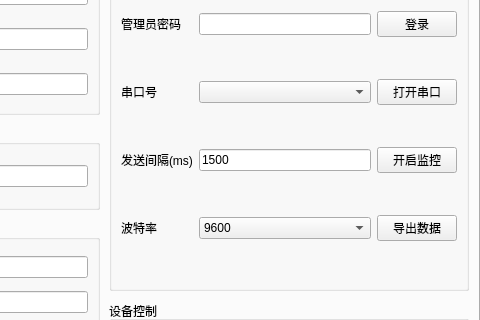
First picture: the form in ui/pf_off_inverter_layout.ui, repository xxxy-bit/SRNE_UP, before the edit; both pictures show x 623 to 1103 and y 89 to 409 of the 1103 by 595 pixel window.
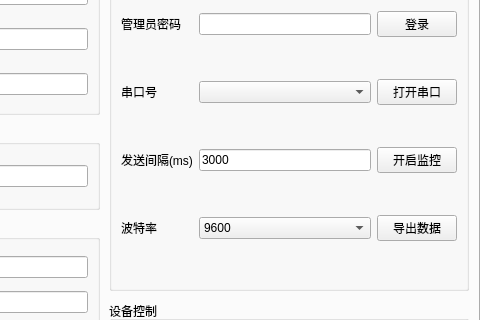
Second picture: the form after the edit. Custom widgets are drawn as their Qt base class.

The edit to the form file:
```diff
--- a/ui/pf_off_inverter_layout.ui
+++ b/ui/pf_off_inverter_layout.ui
@@ -512,7 +512,7 @@
                  <item row="2" column="1">
                   <widget class="LineEdit" name="ivpo_send_time">
                    <property name="text">
-                    <string>1500</string>
+                    <string>3000</string>
                    </property>
                   </widget>
                  </item>
```
